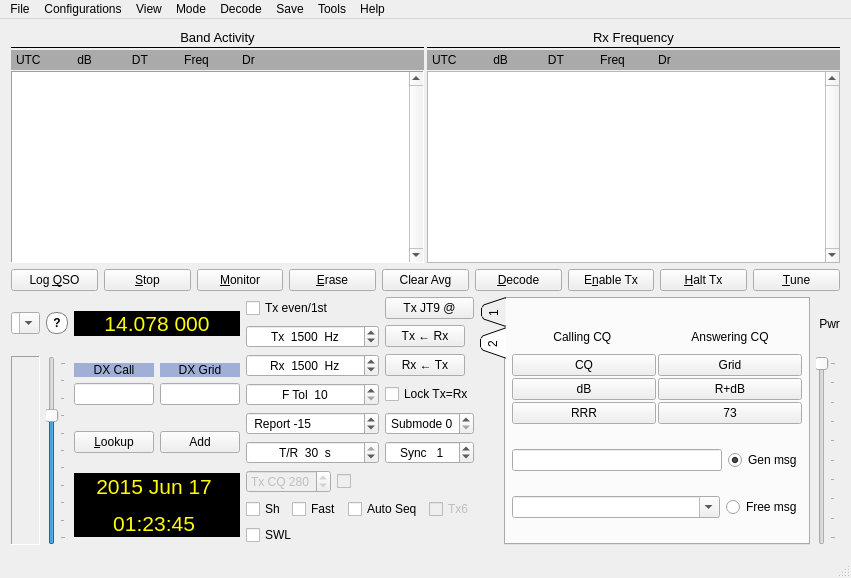
Qt form mainwindow.ui (saitohirga/WSJT-X) before a commit.
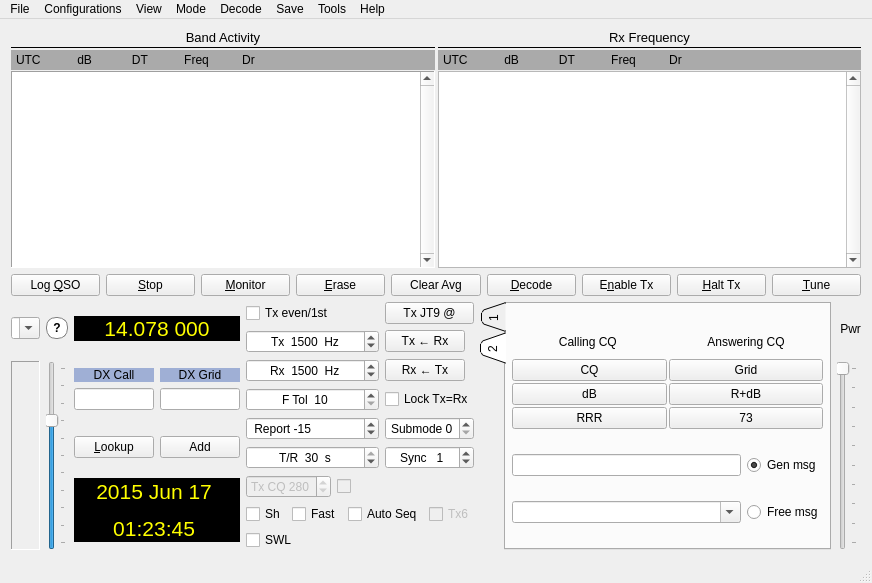
The same form after that commit. Custom widgets are drawn as their Qt base class.

Commit message: Starting to insert FT8 into GUI.

What changed in the file:
```diff
--- a/mainwindow.ui
+++ b/mainwindow.ui
@@ -2,6 +2,14 @@
 <ui version="4.0">
  <class>MainWindow</class>
  <widget class="QMainWindow" name="MainWindow">
+  <property name="geometry">
+   <rect>
+    <x>0</x>
+    <y>0</y>
+    <width>872</width>
+    <height>583</height>
+   </rect>
+  </property>
   <property name="windowTitle">
    <string>WSJT-X   by K1JT</string>
   </property>
@@ -2316,6 +2324,14 @@
    </layout>
   </widget>
   <widget class="QMenuBar" name="menuBar">
+   <property name="geometry">
+    <rect>
+     <x>0</x>
+     <y>0</y>
+     <width>872</width>
+     <height>21</height>
+    </rect>
+   </property>
    <widget class="QMenu" name="menuFile">
     <property name="title">
      <string>File</string>
```
Left out of the diff: 12 changed lines with no effect on the pictures. The commit also changes 4 other files.
